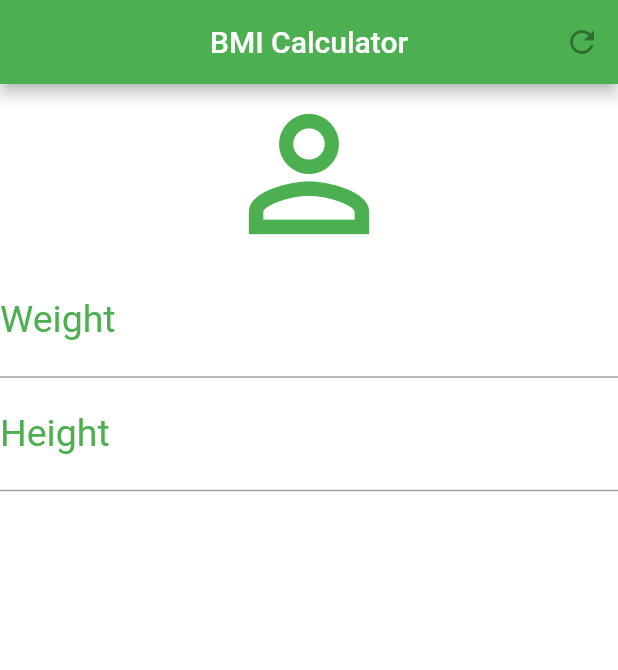
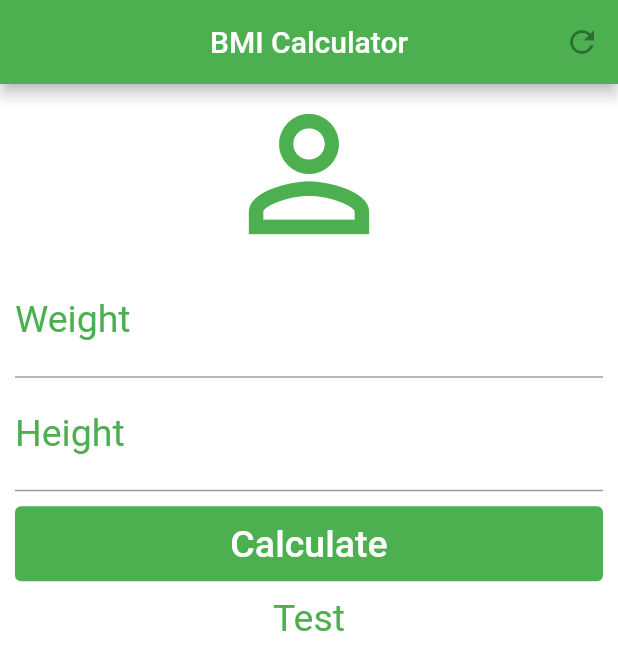
Before and after one commit to luidimso/flutter_bmi_calculator, a Flutter app: the screen it shows after launch, on a phone screen of 412 x 824 dp. Shown: the top 670 px of the screen. Run offline on Flutter 3.47's test engine with Material 2 defaults, Android fonts, the phone set to English and light mode, and no system bars.

Commit message:
Adding elevated button

```diff
--- a/lib/main.dart
+++ b/lib/main.dart
@@ -29,14 +29,16 @@ class _HomeState extends State<Home> {
         ],
       ),
       backgroundColor: Colors.white,
-      body: const Column(
+      body: SingleChildScrollView(
+        padding: const EdgeInsets.fromLTRB(10.0, 0.0, 10.0, 0.0),
+        child: Column(
           crossAxisAlignment: CrossAxisAlignment.stretch,
           children: [
-          Icon(Icons.person_outline,
+            const Icon(Icons.person_outline,
               size: 120.0,
               color: Colors.green,
             ),
-          TextField(
+            const TextField(
               keyboardType: TextInputType.number,
               decoration: InputDecoration(
                 labelText: "Weight",
@@ -50,7 +52,7 @@ class _HomeState extends State<Home> {
                 fontSize: 25.0
               ),
             ),
-          TextField(
+            const TextField(
               keyboardType: TextInputType.number,
               decoration: InputDecoration(
                   labelText: "Height",
@@ -63,8 +65,37 @@ class _HomeState extends State<Home> {
                   color: Colors.green,
                   fontSize: 25.0
               ),
+            ),
+            Padding(
+              padding: const EdgeInsets.only(
+                top: 10.0,
+                bottom: 10.0
+              ),
+              child: Container(
+                height: 50.0,
+                child: ElevatedButton(
+                  onPressed: null,
+                  style: ButtonStyle(
+                    backgroundColor: MaterialStateProperty.all<Color>(Colors.green)
+                  ),
+                  child: const Text("Calculate",
+                    style: TextStyle(
+                      color: Colors.white,
+                      fontSize: 25.0
+                    ),
+                  ),
+                ),
+              ),
+            ),
+            const Text("Test",
+              textAlign: TextAlign.center,
+              style: TextStyle(
+                color: Colors.green,
+                fontSize: 25.0
+              ),
             )
           ],
+        ),
       ),
     );
   }
```
Lines whose indentation alone changed are shown as unchanged.
